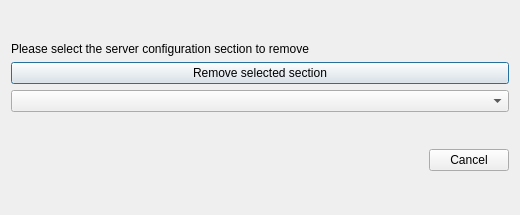
Qt form mapbender_plugin/dialogs/ui/remove_server_section_dialog.ui (WhereGroup/QGIS2Mapbender) before a commit.
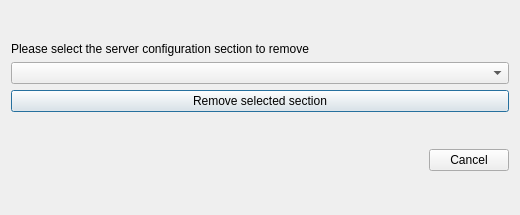
The same form after that commit.

Diff of the .ui file:
```diff
--- a/mapbender_plugin/dialogs/ui/remove_server_section_dialog.ui
+++ b/mapbender_plugin/dialogs/ui/remove_server_section_dialog.ui
@@ -29,6 +29,9 @@
        </property>
       </widget>
      </item>
+     <item>
+      <widget class="QComboBox" name="removeSectionComboBox"/>
+     </item>
      <item>
       <widget class="QPushButton" name="removeSelectedSectionButton">
        <property name="text">
@@ -36,9 +39,6 @@
        </property>
       </widget>
      </item>
-     <item>
-      <widget class="QComboBox" name="removeSectionComboBox"/>
-     </item>
     </layout>
    </item>
    <item>
```
